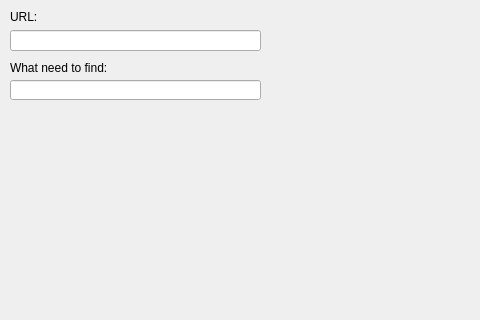
This is mainwindow.ui in KingOfGerrit/url-parser as Qt 5 draws it before an edit; both pictures show x 0 to 480 and y 0 to 320 of the 752 by 532 pixel window. The edited form follows.
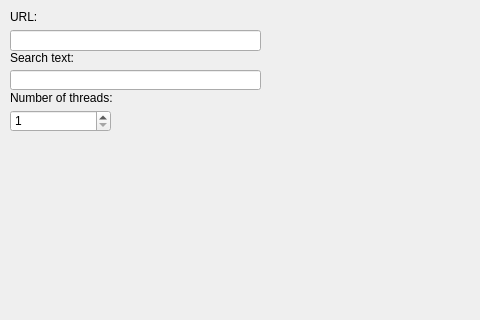
This is the edited form.

Commit message: Add new elements on window. Make Graph 100% template class

The edit to the form file:
```diff
--- a/mainwindow.ui
+++ b/mainwindow.ui
@@ -67,25 +67,51 @@
     <property name="geometry">
      <rect>
       <x>10</x>
-      <y>60</y>
+      <y>50</y>
       <width>111</width>
       <height>16</height>
      </rect>
     </property>
     <property name="text">
-     <string>What need to find:</string>
+     <string>Search text:</string>
     </property>
    </widget>
    <widget class="QLineEdit" name="findWordLineEdit">
     <property name="geometry">
      <rect>
       <x>10</x>
-      <y>80</y>
+      <y>70</y>
       <width>251</width>
       <height>20</height>
      </rect>
     </property>
    </widget>
+   <widget class="QLabel" name="label_3">
+    <property name="geometry">
+     <rect>
+      <x>10</x>
+      <y>90</y>
+      <width>111</width>
+      <height>16</height>
+     </rect>
+    </property>
+    <property name="text">
+     <string>&lt;html&gt;&lt;head/&gt;&lt;body&gt;&lt;p&gt;Number of threads:&lt;/p&gt;&lt;/body&gt;&lt;/html&gt;</string>
+    </property>
+   </widget>
+   <widget class="QSpinBox" name="spinBox">
+    <property name="geometry">
+     <rect>
+      <x>10</x>
+      <y>110</y>
+      <width>101</width>
+      <height>22</height>
+     </rect>
+    </property>
+    <property name="minimum">
+     <number>1</number>
+    </property>
+   </widget>
   </widget>
   <widget class="QToolBar" name="mainToolBar">
    <attribute name="toolBarArea">
```
Left out of the diff: 2 changed lines with no effect on the pictures. The commit also changes 6 other files.
